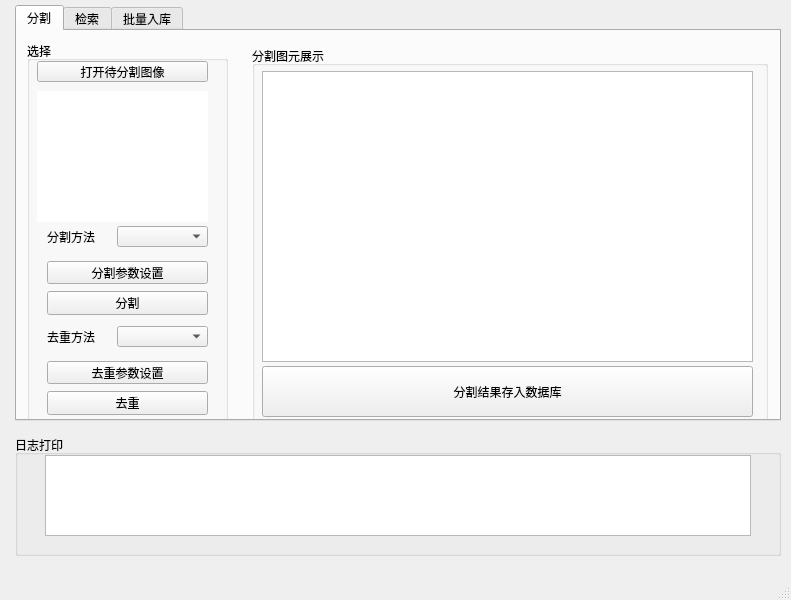
Qt form system/Pixel0.1/gui/qt_pixel_main.ui (buptjz/Pixel) before a commit.
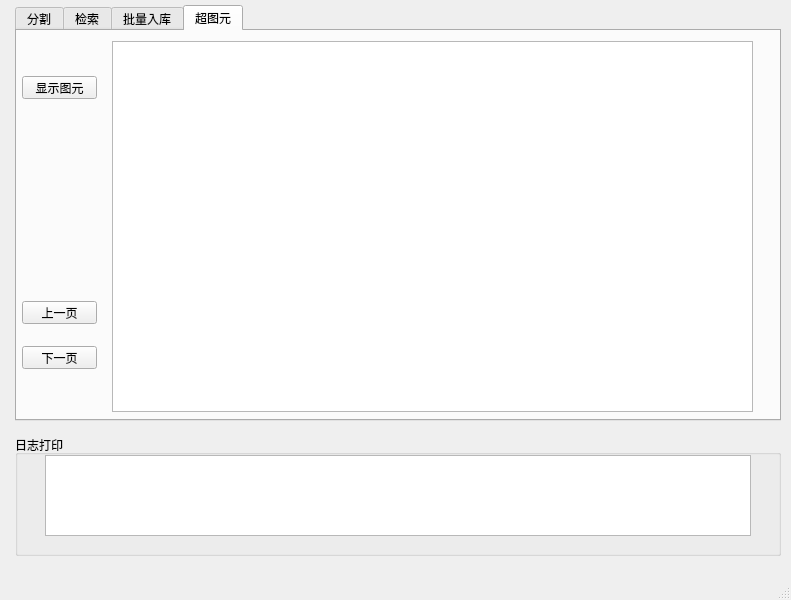
The same form after that commit.

Diff of the .ui file:
```diff
--- a/system/Pixel0.1/gui/qt_pixel_main.ui
+++ b/system/Pixel0.1/gui/qt_pixel_main.ui
@@ -30,7 +30,7 @@
      </rect>
     </property>
     <property name="currentIndex">
-     <number>0</number>
+     <number>3</number>
     </property>
     <property name="usesScrollButtons">
      <bool>true</bool>
@@ -551,6 +551,63 @@
       </property>
      </widget>
     </widget>
+    <widget class="QWidget" name="tab_2">
+     <attribute name="title">
+      <string>超图元</string>
+     </attribute>
+     <widget class="QListWidget" name="AllSuperImagePatchView">
+      <property name="enabled">
+       <bool>true</bool>
+      </property>
+      <property name="geometry">
+       <rect>
+        <x>95</x>
+        <y>10</y>
+        <width>641</width>
+        <height>371</height>
+       </rect>
+      </property>
+     </widget>
+     <widget class="QPushButton" name="ShowAllSuperImagePatchesBtn">
+      <property name="geometry">
+       <rect>
+        <x>5</x>
+        <y>45</y>
+        <width>75</width>
+        <height>23</height>
+       </rect>
+      </property>
+      <property name="text">
+       <string>显示图元</string>
+      </property>
+     </widget>
+     <widget class="QPushButton" name="PreviousPageBtn">
+      <property name="geometry">
+       <rect>
+        <x>5</x>
+        <y>270</y>
+        <width>75</width>
+        <height>23</height>
+       </rect>
+      </property>
+      <property name="text">
+       <string>上一页</string>
+      </property>
+     </widget>
+     <widget class="QPushButton" name="NextPageBtn">
+      <property name="geometry">
+       <rect>
+        <x>5</x>
+        <y>315</y>
+        <width>75</width>
+        <height>23</height>
+       </rect>
+      </property>
+      <property name="text">
+       <string>下一页</string>
+      </property>
+     </widget>
+    </widget>
    </widget>
    <widget class="QGroupBox" name="log">
     <property name="enabled">
```
